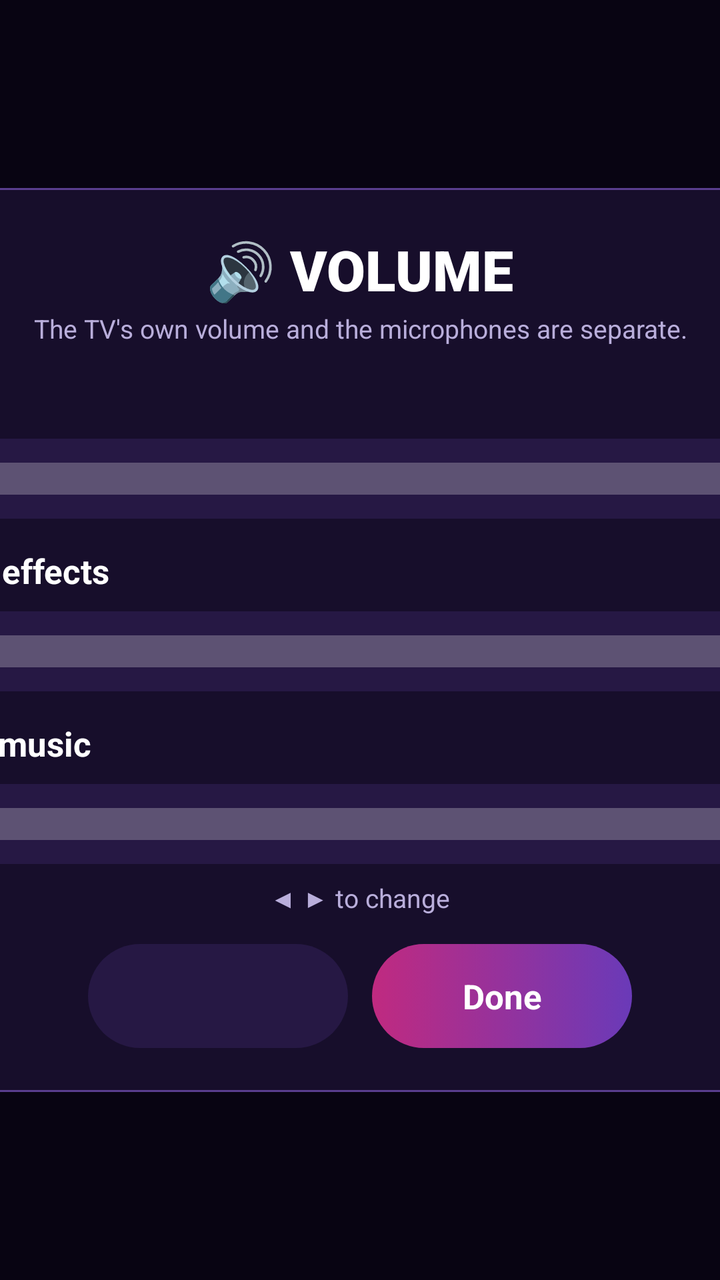
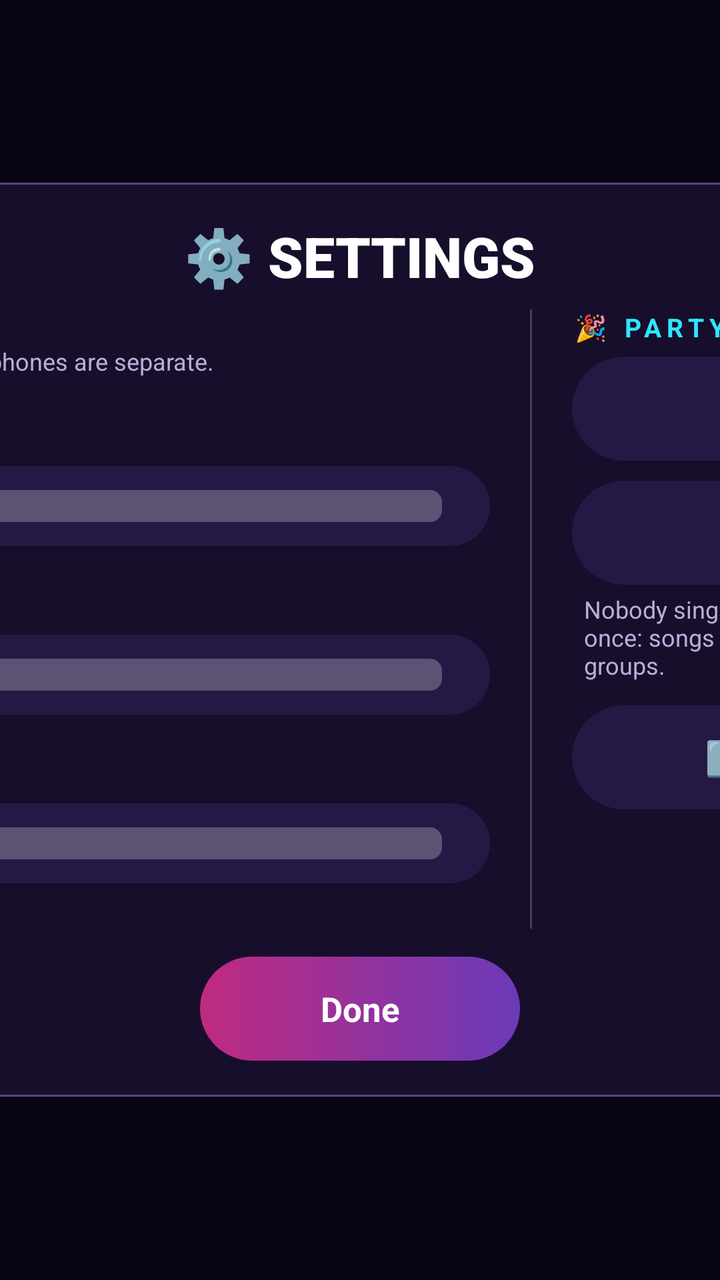

Screens rendered from an Android XML layout before and after an edit, with the pre-edit source and the edit as a unified diff.
<!-- AndroidManifest.xml: application theme Theme.KaraokeTV -->
<!-- res/layout/volume.xml -->
<?xml version="1.0" encoding="utf-8"?>
<FrameLayout xmlns:android="http://schemas.android.com/apk/res/android"
    android:layout_width="match_parent"
    android:layout_height="match_parent"
    android:background="@color/scrim"
    android:clickable="true">

    <LinearLayout
        android:layout_width="560dp"
        android:layout_height="wrap_content"
        android:layout_gravity="center"
        android:background="@drawable/panel_bg"
        android:gravity="center_horizontal"
        android:orientation="vertical"
        android:padding="22dp">

        <TextView
            android:layout_width="wrap_content"
            android:layout_height="wrap_content"
            android:fontFamily="sans-serif-black"
            android:text="🔊 VOLUME"
            android:textColor="#FFFFFF"
            android:textSize="28sp" />

        <TextView
            android:layout_width="wrap_content"
            android:layout_height="wrap_content"
            android:layout_marginTop="2dp"
            android:gravity="center"
            android:text="The TV's own volume and the microphones are separate."
            android:textColor="@color/text_dim"
            android:textSize="13sp" />

        
        <LinearLayout
            android:layout_width="match_parent"
            android:layout_height="wrap_content"
            android:layout_marginTop="10dp"
            android:gravity="center_vertical"
            android:orientation="horizontal">

            <TextView
                android:layout_width="0dp"
                android:layout_height="wrap_content"
                android:layout_weight="1"
                android:text="🎤 Songs"
                android:textColor="@color/text_main"
                android:textSize="17sp"
                android:textStyle="bold" />

            <TextView
                android:id="@+id/volumeValue"
                android:layout_width="wrap_content"
                android:layout_height="wrap_content"
                android:fontFamily="sans-serif-black"
                android:shadowColor="@color/neon_pink"
                android:shadowRadius="14"
                android:textColor="#FFFFFF"
                android:textSize="24sp" />
        </LinearLayout>

        
        <SeekBar
            android:id="@+id/volumeSlider"
            android:layout_width="match_parent"
            android:layout_height="40dp"
            android:layout_marginTop="4dp"
            android:background="@drawable/chip_bg"
            android:contentDescription="Volume of the songs"
            android:focusable="true"
            android:max="100"
            android:paddingStart="24dp"
            android:paddingEnd="24dp"
            android:progressDrawable="@drawable/volume_track"
            android:thumbTint="@color/neon_pink" />

        
        <LinearLayout
            android:layout_width="match_parent"
            android:layout_height="wrap_content"
            android:layout_marginTop="10dp"
            android:gravity="center_vertical"
            android:orientation="horizontal">

            <TextView
                android:layout_width="0dp"
                android:layout_height="wrap_content"
                android:layout_weight="1"
                android:text="🥁 Sound effects"
                android:textColor="@color/text_main"
                android:textSize="17sp"
                android:textStyle="bold" />

            <TextView
                android:id="@+id/fxValue"
                android:layout_width="wrap_content"
                android:layout_height="wrap_content"
                android:fontFamily="sans-serif-black"
                android:shadowColor="@color/gold"
                android:shadowRadius="14"
                android:textColor="#FFFFFF"
                android:textSize="24sp" />
        </LinearLayout>

        <SeekBar
            android:id="@+id/fxSlider"
            android:layout_width="match_parent"
            android:layout_height="40dp"
            android:layout_marginTop="4dp"
            android:background="@drawable/chip_bg"
            android:contentDescription="Volume of the sound effects"
            android:focusable="true"
            android:max="100"
            android:paddingStart="24dp"
            android:paddingEnd="24dp"
            android:progressDrawable="@drawable/volume_track"
            android:thumbTint="@color/gold" />

        
        <LinearLayout
            android:layout_width="match_parent"
            android:layout_height="wrap_content"
            android:layout_marginTop="10dp"
            android:gravity="center_vertical"
            android:orientation="horizontal">

            <TextView
                android:layout_width="0dp"
                android:layout_height="wrap_content"
                android:layout_weight="1"
                android:text="🎵 Lobby music"
                android:textColor="@color/text_main"
                android:textSize="17sp"
                android:textStyle="bold" />

            <TextView
                android:id="@+id/lobbyValue"
                android:layout_width="wrap_content"
                android:layout_height="wrap_content"
                android:fontFamily="sans-serif-black"
                android:shadowColor="@color/neon_cyan"
                android:shadowRadius="14"
                android:textColor="#FFFFFF"
                android:textSize="24sp" />
        </LinearLayout>

        <SeekBar
            android:id="@+id/lobbySlider"
            android:layout_width="match_parent"
            android:layout_height="40dp"
            android:layout_marginTop="4dp"
            android:background="@drawable/chip_bg"
            android:contentDescription="Lobby music volume"
            android:focusable="true"
            android:max="100"
            android:paddingStart="24dp"
            android:paddingEnd="24dp"
            android:progressDrawable="@drawable/volume_track"
            android:thumbTint="@color/neon_cyan" />

        <TextView
            android:id="@+id/volumeHint"
            android:layout_width="wrap_content"
            android:layout_height="wrap_content"
            android:layout_marginTop="8dp"
            android:text="◀ ▶ to change"
            android:textColor="@color/text_dim"
            android:textSize="13sp" />

        <LinearLayout
            android:layout_width="wrap_content"
            android:layout_height="wrap_content"
            android:layout_marginTop="14dp"
            android:orientation="horizontal">

            <TextView
                android:id="@+id/volumeMusic"
                style="@style/TvButton" />

            <TextView
                android:id="@+id/volumeDone"
                style="@style/TvButton.Primary"
                android:layout_marginStart="12dp"
                android:text="Done" />
        </LinearLayout>
    </LinearLayout>
</FrameLayout>
<!-- resources referenced by this layout -->
<resources>
  <color name="gold">#FFD23F</color>
  <color name="neon_cyan">#2EE6FF</color>
  <color name="neon_pink">#FF3DA5</color>
  <color name="scrim">#D9080412</color>
  <color name="text_dim">#B9AEDB</color>
  <color name="text_main">#FFFFFF</color>
  <!-- drawable chip_bg (drawable) -->
  <?xml version="1.0" encoding="utf-8"?>
  <selector xmlns:android="http://schemas.android.com/apk/res/android">
      <item android:state_focused="true">
          <shape>
              <solid android:color="@color/neon_pink" />
              <corners android:radius="26dp" />
          </shape>
      </item>
      <item android:state_selected="true">
          <shape>
              <solid android:color="#4A2A7A" />
              <stroke android:width="2dp" android:color="@color/neon_cyan" />
              <corners android:radius="26dp" />
          </shape>
      </item>
      <item>
          <shape>
              <solid android:color="#CC2A1B4A" />
              <corners android:radius="26dp" />
          </shape>
      </item>
  </selector>
  <!-- drawable panel_bg (drawable) -->
  <?xml version="1.0" encoding="utf-8"?>
  <shape xmlns:android="http://schemas.android.com/apk/res/android">
      <solid android:color="#D91A1030" />
      <stroke android:width="1dp" android:color="#5A3E8F" />
      <corners android:radius="18dp" />
  </shape>
  <style name="TvButton">
          <item name="android:layout_width">wrap_content</item>
          <item name="android:layout_height">52dp</item>
          <item name="android:minWidth">130dp</item>
          <item name="android:gravity">center</item>
          <item name="android:paddingStart">22dp</item>
          <item name="android:paddingEnd">22dp</item>
          <item name="android:background">@drawable/chip_bg</item>
          <item name="android:focusable">true</item>
          <item name="android:clickable">true</item>
          <item name="android:textColor">@color/text_main</item>
          <item name="android:textSize">17sp</item>
          <item name="android:textStyle">bold</item>
          <item name="android:maxLines">1</item>
      </style>
  <style name="TvButton.Primary">
          <item name="android:background">@drawable/btn_primary</item>
      </style>
  <style name="Theme.KaraokeTV" parent="android:Theme.Material.NoActionBar.Fullscreen">
          <item name="android:windowBackground">@color/bg_deep</item>
          <item name="android:colorAccent">@color/neon_pink</item>
          <item name="android:textColorPrimary">@color/text_main</item>
          <item name="android:textColor">@color/text_main</item>
          <item name="android:textColorHint">@color/text_dim</item>
          <item name="android:windowAnimationStyle">@null</item>
      </style>
  <!-- drawable btn_primary (drawable) -->
  <?xml version="1.0" encoding="utf-8"?>
  <selector xmlns:android="http://schemas.android.com/apk/res/android">
      <item android:state_focused="true">
          <shape>
              <gradient android:angle="0" android:startColor="#FF5DB8" android:endColor="#9B5CFF" />
              <stroke android:width="3dp" android:color="#FFFFFF" />
              <corners android:radius="26dp" />
          </shape>
      </item>
      <item>
          <shape>
              <gradient android:angle="0" android:startColor="#C02A80" android:endColor="#6A3AB8" />
              <corners android:radius="26dp" />
          </shape>
      </item>
  </selector>
  <color name="bg_deep">#0B0614</color>
  <!-- unchanged entries left out for length: 1 -->
</resources>

<!-- the commit's change to res/layout/volume.xml (unified diff, before → after) -->
@@ -6,182 +6,247 @@
     android:clickable="true">
 
     <LinearLayout
-        android:layout_width="560dp"
+        android:layout_width="800dp"
         android:layout_height="wrap_content"
         android:layout_gravity="center"
         android:background="@drawable/panel_bg"
         android:gravity="center_horizontal"
         android:orientation="vertical"
-        android:padding="22dp">
+        android:paddingStart="24dp"
+        android:paddingTop="18dp"
+        android:paddingEnd="24dp"
+        android:paddingBottom="18dp">
 
         <TextView
             android:layout_width="wrap_content"
             android:layout_height="wrap_content"
             android:fontFamily="sans-serif-black"
-            android:text="🔊 VOLUME"
+            android:text="⚙️ SETTINGS"
             android:textColor="#FFFFFF"
             android:textSize="28sp" />
 
-        <TextView
-            android:layout_width="wrap_content"
-            android:layout_height="wrap_content"
-            android:layout_marginTop="2dp"
-            android:gravity="center"
-            android:text="The TV's own volume and the microphones are separate."
-            android:textColor="@color/text_dim"
-            android:textSize="13sp" />
-
-        
         <LinearLayout
             android:layout_width="match_parent"
             android:layout_height="wrap_content"
-            android:layout_marginTop="10dp"
-            android:gravity="center_vertical"
+            android:layout_marginTop="8dp"
             android:orientation="horizontal">
 
-            <TextView
+            
+            <LinearLayout
                 android:layout_width="0dp"
                 android:layout_height="wrap_content"
                 android:layout_weight="1"
-                android:text="🎤 Songs"
-                android:textColor="@color/text_main"
-                android:textSize="17sp"
-                android:textStyle="bold" />
-
-            <TextView
-                android:id="@+id/volumeValue"
-                android:layout_width="wrap_content"
+                android:orientation="vertical">
+
+                <TextView
+                    style="@style/PickerSection"
+                    android:layout_width="wrap_content"
+                    android:text="🔊 VOLUME" />
+
+                <TextView
+                    android:layout_width="wrap_content"
+                    android:layout_height="wrap_content"
+                    android:text="The TV's own volume and the microphones are separate."
+                    android:textColor="@color/text_dim"
+                    android:textSize="12sp" />
+
+                
+                <LinearLayout
+                    android:layout_width="match_parent"
+                    android:layout_height="wrap_content"
+                    android:layout_marginTop="8dp"
+                    android:gravity="center_vertical"
+                    android:orientation="horizontal">
+
+                    <TextView
+                        android:layout_width="0dp"
+                        android:layout_height="wrap_content"
+                        android:layout_weight="1"
+                        android:text="🎤 Songs"
+                        android:textColor="@color/text_main"
+                        android:textSize="17sp"
+                        android:textStyle="bold" />
+
+                    <TextView
+                        android:id="@+id/volumeValue"
+                        android:layout_width="wrap_content"
+                        android:layout_height="wrap_content"
+                        android:fontFamily="sans-serif-black"
+                        android:shadowColor="@color/neon_pink"
+                        android:shadowRadius="14"
+                        android:textColor="#FFFFFF"
+                        android:textSize="24sp" />
+                </LinearLayout>
+
+                
+                <SeekBar
+                    android:id="@+id/volumeSlider"
+                    android:layout_width="match_parent"
+                    android:layout_height="40dp"
+                    android:layout_marginTop="4dp"
+                    android:background="@drawable/chip_bg"
+                    android:contentDescription="Volume of the songs"
+                    android:focusable="true"
+                    android:max="100"
+                    android:paddingStart="24dp"
+                    android:paddingEnd="24dp"
+                    android:progressDrawable="@drawable/volume_track"
+                    android:thumbTint="@color/neon_pink" />
+
+                
+                <LinearLayout
+                    android:layout_width="match_parent"
+                    android:layout_height="wrap_content"
+                    android:layout_marginTop="8dp"
+                    android:gravity="center_vertical"
+                    android:orientation="horizontal">
+
+                    <TextView
+                        android:layout_width="0dp"
+                        android:layout_height="wrap_content"
+                        android:layout_weight="1"
+                        android:text="🥁 Sound effects"
+                        android:textColor="@color/text_main"
+                        android:textSize="17sp"
+                        android:textStyle="bold" />
+
+                    <TextView
+                        android:id="@+id/fxValue"
+                        android:layout_width="wrap_content"
+                        android:layout_height="wrap_content"
+                        android:fontFamily="sans-serif-black"
+                        android:shadowColor="@color/gold"
+                        android:shadowRadius="14"
+                        android:textColor="#FFFFFF"
+                        android:textSize="24sp" />
+                </LinearLayout>
+
+                <SeekBar
+                    android:id="@+id/fxSlider"
+                    android:layout_width="match_parent"
+                    android:layout_height="40dp"
+                    android:layout_marginTop="4dp"
+                    android:background="@drawable/chip_bg"
+                    android:contentDescription="Volume of the sound effects"
+                    android:focusable="true"
+                    android:max="100"
+                    android:paddingStart="24dp"
+                    android:paddingEnd="24dp"
+                    android:progressDrawable="@drawable/volume_track"
+                    android:thumbTint="@color/gold" />
+
+                
+                <LinearLayout
+                    android:layout_width="match_parent"
+                    android:layout_height="wrap_content"
+                    android:layout_marginTop="8dp"
+                    android:gravity="center_vertical"
+                    android:orientation="horizontal">
+
+                    <TextView
+                        android:layout_width="0dp"
+                        android:layout_height="wrap_content"
+                        android:layout_weight="1"
+                        android:text="🎵 Lobby music"
+                        android:textColor="@color/text_main"
+                        android:textSize="17sp"
+                        android:textStyle="bold" />
+
+                    <TextView
+                        android:id="@+id/lobbyValue"
+                        android:layout_width="wrap_content"
+                        android:layout_height="wrap_content"
+                        android:fontFamily="sans-serif-black"
+                        android:shadowColor="@color/neon_cyan"
+                        android:shadowRadius="14"
+                        android:textColor="#FFFFFF"
+                        android:textSize="24sp" />
+                </LinearLayout>
+
+                <SeekBar
+                    android:id="@+id/lobbySlider"
+                    android:layout_width="match_parent"
+                    android:layout_height="40dp"
+                    android:layout_marginTop="4dp"
+                    android:background="@drawable/chip_bg"
+                    android:contentDescription="Lobby music volume"
+                    android:nextFocusDown="@id/volumeMusic"
+                    android:nextFocusRight="@id/volumeMusic"
+                    android:focusable="true"
+                    android:max="100"
+                    android:paddingStart="24dp"
+                    android:paddingEnd="24dp"
+                    android:progressDrawable="@drawable/volume_track"
+                    android:thumbTint="@color/neon_cyan" />
+
+                <TextView
+                    android:id="@+id/volumeHint"
+                    android:layout_width="wrap_content"
+                    android:layout_height="wrap_content"
+                    android:layout_marginTop="6dp"
+                    android:text="◀ ▶ to change"
+                    android:textColor="@color/text_dim"
+                    android:textSize="12sp" />
+            </LinearLayout>
+
+            <View
+                android:layout_width="1dp"
+                android:layout_height="match_parent"
+                android:layout_marginStart="20dp"
+                android:layout_marginEnd="20dp"
+                android:background="#33FFFFFF" />
+
+            
+            <LinearLayout
+                android:layout_width="270dp"
                 android:layout_height="wrap_content"
-                android:fontFamily="sans-serif-black"
-                android:shadowColor="@color/neon_pink"
-                android:shadowRadius="14"
-                android:textColor="#FFFFFF"
-                android:textSize="24sp" />
+                android:orientation="vertical">
+
+                <TextView
+                    style="@style/PickerSection"
+                    android:layout_width="wrap_content"
+                    android:text="🎉 PARTY" />
+
+                <TextView
+                    android:id="@+id/volumeMusic"
+                    style="@style/TvButton"
+                    android:layout_width="match_parent"
+                    android:layout_marginTop="6dp"
+                    android:nextFocusLeft="@id/lobbySlider"
+                    android:nextFocusUp="@id/lobbySlider" />
+
+                <TextView
+                    android:id="@+id/settingsFair"
+                    style="@style/TvButton"
+                    android:layout_width="match_parent"
+                    android:layout_marginTop="10dp"
+                    android:nextFocusLeft="@id/lobbySlider" />
+
+                <TextView
+                    android:layout_width="match_parent"
+                    android:layout_height="wrap_content"
+                    android:layout_marginTop="4dp"
+                    android:paddingStart="6dp"
+                    android:paddingEnd="6dp"
+                    android:text="Nobody sings twice before everyone has sung once: songs are put in rounds. Good for big groups."
+                    android:textColor="@color/text_dim"
+                    android:textSize="12sp" />
+
+                <TextView
+                    android:id="@+id/settingsAbout"
+                    style="@style/TvButton"
+                    android:layout_width="match_parent"
+                    android:layout_marginTop="12dp"
+                    android:nextFocusLeft="@id/lobbySlider"
+                    android:text="ℹ️ About this app" />
+            </LinearLayout>
         </LinearLayout>
 
-        
-        <SeekBar
-            android:id="@+id/volumeSlider"
-            android:layout_width="match_parent"
-            android:layout_height="40dp"
-            android:layout_marginTop="4dp"
-            android:background="@drawable/chip_bg"
-            android:contentDescription="Volume of the songs"
-            android:focusable="true"
-            android:max="100"
-            android:paddingStart="24dp"
-            android:paddingEnd="24dp"
-            android:progressDrawable="@drawable/volume_track"
-            android:thumbTint="@color/neon_pink" />
-
-        
-        <LinearLayout
-            android:layout_width="match_parent"
-            android:layout_height="wrap_content"
-            android:layout_marginTop="10dp"
-            android:gravity="center_vertical"
-            android:orientation="horizontal">
-
-            <TextView
-                android:layout_width="0dp"
-                android:layout_height="wrap_content"
-                android:layout_weight="1"
-                android:text="🥁 Sound effects"
-                android:textColor="@color/text_main"
-                android:textSize="17sp"
-                android:textStyle="bold" />
-
-            <TextView
-                android:id="@+id/fxValue"
-                android:layout_width="wrap_content"
-                android:layout_height="wrap_content"
-                android:fontFamily="sans-serif-black"
-                android:shadowColor="@color/gold"
-                android:shadowRadius="14"
-                android:textColor="#FFFFFF"
-                android:textSize="24sp" />
-        </LinearLayout>
-
-        <SeekBar
-            android:id="@+id/fxSlider"
-            android:layout_width="match_parent"
-            android:layout_height="40dp"
-            android:layout_marginTop="4dp"
-            android:background="@drawable/chip_bg"
-            android:contentDescription="Volume of the sound effects"
-            android:focusable="true"
-            android:max="100"
-            android:paddingStart="24dp"
-            android:paddingEnd="24dp"
-            android:progressDrawable="@drawable/volume_track"
-            android:thumbTint="@color/gold" />
-
-        
-        <LinearLayout
-            android:layout_width="match_parent"
-            android:layout_height="wrap_content"
-            android:layout_marginTop="10dp"
-            android:gravity="center_vertical"
-            android:orientation="horizontal">
-
-            <TextView
-                android:layout_width="0dp"
-                android:layout_height="wrap_content"
-                android:layout_weight="1"
-                android:text="🎵 Lobby music"
-                android:textColor="@color/text_main"
-                android:textSize="17sp"
-                android:textStyle="bold" />
-
-            <TextView
-                android:id="@+id/lobbyValue"
-                android:layout_width="wrap_content"
-                android:layout_height="wrap_content"
-                android:fontFamily="sans-serif-black"
-                android:shadowColor="@color/neon_cyan"
-                android:shadowRadius="14"
-                android:textColor="#FFFFFF"
-                android:textSize="24sp" />
-        </LinearLayout>
-
-        <SeekBar
-            android:id="@+id/lobbySlider"
-            android:layout_width="match_parent"
-            android:layout_height="40dp"
-            android:layout_marginTop="4dp"
-            android:background="@drawable/chip_bg"
-            android:contentDescription="Lobby music volume"
-            android:focusable="true"
-            android:max="100"
-            android:paddingStart="24dp"
-            android:paddingEnd="24dp"
-            android:progressDrawable="@drawable/volume_track"
-            android:thumbTint="@color/neon_cyan" />
-
         <TextView
-            android:id="@+id/volumeHint"
-            android:layout_width="wrap_content"
-            android:layout_height="wrap_content"
-            android:layout_marginTop="8dp"
-            android:text="◀ ▶ to change"
-            android:textColor="@color/text_dim"
-            android:textSize="13sp" />
-
-        <LinearLayout
-            android:layout_width="wrap_content"
-            android:layout_height="wrap_content"
+            android:id="@+id/volumeDone"
+            style="@style/TvButton.Primary"
             android:layout_marginTop="14dp"
-            android:orientation="horizontal">
-
-            <TextView
-                android:id="@+id/volumeMusic"
-                style="@style/TvButton" />
-
-            <TextView
-                android:id="@+id/volumeDone"
-                style="@style/TvButton.Primary"
-                android:layout_marginStart="12dp"
-                android:text="Done" />
-        </LinearLayout>
+            android:minWidth="160dp"
+            android:text="Done" />
     </LinearLayout>
 </FrameLayout>
<!-- resource entries referenced after the edit -->
@@ -8,7 +8,9 @@
   <color name="text_main">#FFFFFF</color>
   <!-- drawable chip_bg (drawable) -->
   <?xml version="1.0" encoding="utf-8"?>
-  <selector xmlns:android="http://schemas.android.com/apk/res/android">
+  <selector xmlns:android="http://schemas.android.com/apk/res/android"
+      android:enterFadeDuration="120"
+      android:exitFadeDuration="160">
       <item android:state_focused="true">
           <shape>
               <solid android:color="@color/neon_pink" />
@@ -36,6 +38,14 @@
       <stroke android:width="1dp" android:color="#5A3E8F" />
       <corners android:radius="18dp" />
   </shape>
+  <style name="PickerSection">
+          <item name="android:layout_width">96dp</item>
+          <item name="android:layout_height">wrap_content</item>
+          <item name="android:letterSpacing">0.2</item>
+          <item name="android:textColor">@color/neon_cyan</item>
+          <item name="android:textSize">13sp</item>
+          <item name="android:textStyle">bold</item>
+      </style>
   <style name="TvButton">
           <item name="android:layout_width">wrap_content</item>
           <item name="android:layout_height">52dp</item>
@@ -50,6 +60,7 @@
           <item name="android:textSize">17sp</item>
           <item name="android:textStyle">bold</item>
           <item name="android:maxLines">1</item>
+          <item name="android:stateListAnimator">@animator/focus_lift</item>
       </style>
   <style name="TvButton.Primary">
           <item name="android:background">@drawable/btn_primary</item>
@@ -64,7 +75,9 @@
       </style>
   <!-- drawable btn_primary (drawable) -->
   <?xml version="1.0" encoding="utf-8"?>
-  <selector xmlns:android="http://schemas.android.com/apk/res/android">
+  <selector xmlns:android="http://schemas.android.com/apk/res/android"
+      android:enterFadeDuration="120"
+      android:exitFadeDuration="160">
       <item android:state_focused="true">
           <shape>
               <gradient android:angle="0" android:startColor="#FF5DB8" android:endColor="#9B5CFF" />
